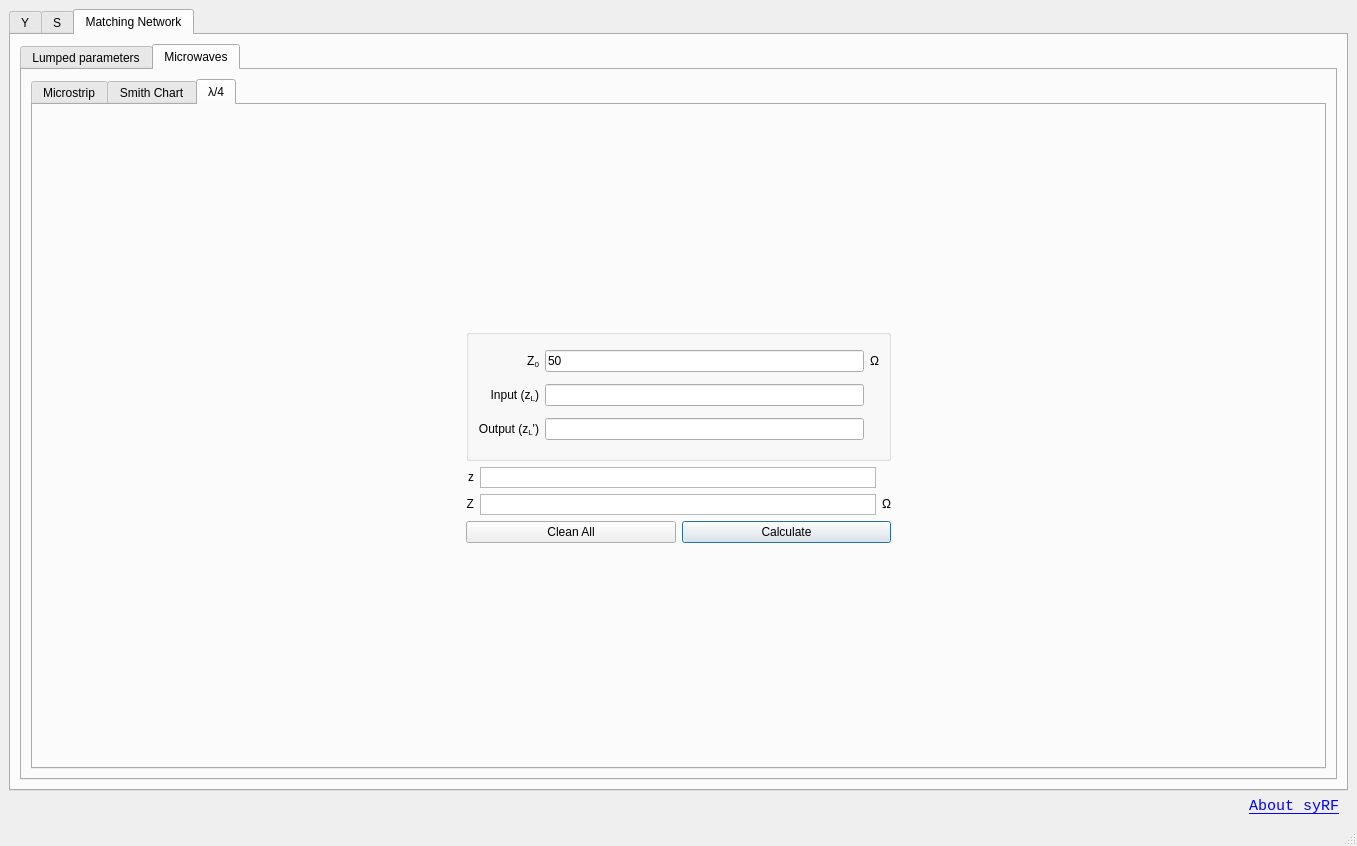
The window that ui/syRF.ui (urbanij/syRF) describes before a commit, drawn with Qt 5.
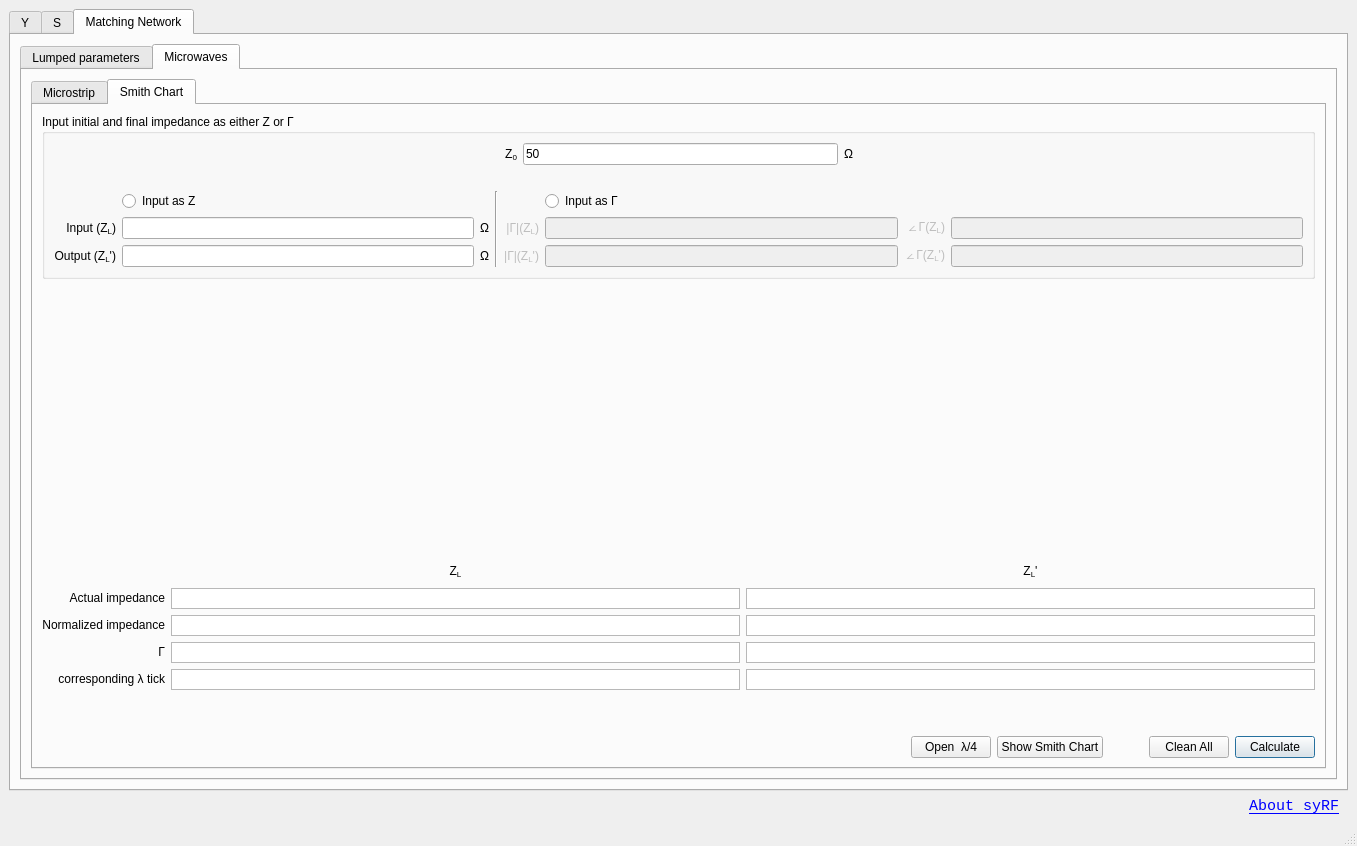
The same window after the commit. The open tabs and pages were chosen to show the change.

Commit message: - moved λ/4 calculation to own window - new screenshots - minor edits html fron page

What changed in the file:
```diff
--- a/ui/syRF.ui
+++ b/ui/syRF.ui
@@ -4864,6 +4864,13 @@
                         </property>
                        </spacer>
                       </item>
+                      <item>
+                       <widget class="QPushButton" name="open_lambda4_button">
+                        <property name="text">
+                         <string>Open  λ/4</string>
+                        </property>
+                       </widget>
+                      </item>
                       <item>
                        <widget class="QPushButton" name="Show_Smith">
                         <property name="text">
@@ -4910,265 +4917,6 @@
                   </item>
                  </layout>
                 </widget>
-                <widget class="QWidget" name="tab_8">
-                 <attribute name="title">
-                  <string>λ/4</string>
-                 </attribute>
-                 <layout class="QGridLayout" name="gridLayout_21">
-                  <item row="1" column="1">
-                   <layout class="QVBoxLayout" name="verticalLayout_20">
-                    <item>
-                     <widget class="QGroupBox" name="groupBox_9">
-                      <property name="title">
-                       <string/>
-                      </property>
-                      <layout class="QHBoxLayout" name="horizontalLayout_9">
-                       <item>
-                        <layout class="QGridLayout" name="gridLayout_18">
-                         <item row="2" column="1">
-                          <widget class="QLineEdit" name="z2_box"/>
-                         </item>
-                         <item row="0" column="2">
-                          <widget class="QLabel" name="label_122">
-                           <property name="sizePolicy">
-                            <sizepolicy hsizetype="Minimum" vsizetype="Preferred">
-                             <horstretch>0</horstretch>
-                             <verstretch>0</verstretch>
-                            </sizepolicy>
-                           </property>
-                           <property name="text">
-                            <string>&lt;html&gt;&lt;head/&gt;&lt;body&gt;&lt;p&gt;Ω&lt;/p&gt;&lt;/body&gt;&lt;/html&gt;</string>
-                           </property>
-                           <property name="alignment">
-                            <set>Qt::AlignLeading|Qt::AlignLeft|Qt::AlignVCenter</set>
-                           </property>
-                          </widget>
-                         </item>
-                         <item row="0" column="1">
-                          <widget class="QLineEdit" name="Z0_box2_2">
-                           <property name="inputMask">
-                            <string/>
-                           </property>
-                           <property name="text">
-                            <string>50</string>
-                           </property>
-                          </widget>
-                         </item>
-                         <item row="1" column="1">
-                          <widget class="QLineEdit" name="z1_box"/>
-                         </item>
-                         <item row="2" column="0">
-                          <widget class="QLabel" name="label_77">
-                           <property name="sizePolicy">
-                            <sizepolicy hsizetype="Minimum" vsizetype="Preferred">
-                             <horstretch>0</horstretch>
-                             <verstretch>0</verstretch>
-                            </sizepolicy>
-                           </property>
-                           <property name="text">
-                            <string>&lt;html&gt;&lt;head/&gt;&lt;body&gt;&lt;p&gt;Output (z&lt;span style=&quot; vertical-align:sub;&quot;&gt;L&lt;/span&gt;')&lt;/p&gt;&lt;/body&gt;&lt;/html&gt;</string>
-                           </property>
-                           <property name="alignment">
-                            <set>Qt::AlignRight|Qt::AlignTrailing|Qt::AlignVCenter</set>
-                           </property>
-                          </widget>
-                         </item>
-                         <item row="0" column="0">
-                          <widget class="QLabel" name="label_105">
-                           <property name="sizePolicy">
-                            <sizepolicy hsizetype="Minimum" vsizetype="Preferred">
-                             <horstretch>0</horstretch>
-                             <verstretch>0</verstretch>
-                            </sizepolicy>
-                           </property>
-                           <property name="text">
-                            <string>&lt;html&gt;&lt;head/&gt;&lt;body&gt;&lt;p&gt;Z&lt;span style=&quot; vertical-align:sub;&quot;&gt;0&lt;/span&gt;&lt;/p&gt;&lt;/body&gt;&lt;/html&gt;</string>
-                           </property>
-                           <property name="alignment">
-                            <set>Qt::AlignRight|Qt::AlignTrailing|Qt::AlignVCenter</set>
-                           </property>
-                          </widget>
-                         </item>
-                         <item row="1" column="0">
-                          <widget class="QLabel" name="label_82">
-                           <property name="sizePolicy">
-                            <sizepolicy hsizetype="Minimum" vsizetype="Preferred">
-                             <horstretch>0</horstretch>
-                             <verstretch>0</verstretch>
-                            </sizepolicy>
-                           </property>
-                           <property name="text">
-                            <string>&lt;html&gt;&lt;head/&gt;&lt;body&gt;&lt;p&gt;Input (z&lt;span style=&quot; vertical-align:sub;&quot;&gt;L&lt;/span&gt;)&lt;/p&gt;&lt;/body&gt;&lt;/html&gt;</string>
-                           </property>
-                           <property name="alignment">
-                            <set>Qt::AlignRight|Qt::AlignTrailing|Qt::AlignVCenter</set>
-                           </property>
-                          </widget>
-                         </item>
-                        </layout>
-                       </item>
-                      </layout>
-                     </widget>
-                    </item>
-                    <item>
-                     <layout class="QVBoxLayout" name="verticalLayout_21">
-                      <item>
-                       <layout class="QGridLayout" name="gridLayout_19">
-                        <item row="0" column="1">
-                         <widget class="QTextBrowser" name="zbox111">
-                          <property name="maximumSize">
-                           <size>
-                            <width>16777215</width>
-                            <height>21</height>
-                           </size>
-                          </property>
-                          <property name="verticalScrollBarPolicy">
-                           <enum>Qt::ScrollBarAlwaysOff</enum>
-                          </property>
-                         </widget>
-                        </item>
-                        <item row="1" column="2">
-                         <widget class="QLabel" name="label_123">
-                          <property name="sizePolicy">
-                           <sizepolicy hsizetype="Minimum" vsizetype="Preferred">
-                            <horstretch>0</horstretch>
-                            <verstretch>0</verstretch>
-                           </sizepolicy>
-                          </property>
-                          <property name="text">
-                           <string>&lt;html&gt;&lt;head/&gt;&lt;body&gt;&lt;p&gt;Ω&lt;/p&gt;&lt;/body&gt;&lt;/html&gt;</string>
-                          </property>
-                          <property name="alignment">
-                           <set>Qt::AlignLeading|Qt::AlignLeft|Qt::AlignVCenter</set>
-                          </property>
-                         </widget>
-                        </item>
-                        <item row="1" column="1">
-                         <widget class="QTextBrowser" name="Zbox111">
-                          <property name="maximumSize">
-                           <size>
-                            <width>16777215</width>
-                            <height>21</height>
-                           </size>
-                          </property>
-                          <property name="verticalScrollBarPolicy">
-                           <enum>Qt::ScrollBarAlwaysOff</enum>
-                          </property>
-                         </widget>
-                        </item>
-                        <item row="0" column="0">
-                         <widget class="QLabel" name="label_125">
-                          <property name="sizePolicy">
-                           <sizepolicy hsizetype="Minimum" vsizetype="Preferred">
-                            <horstretch>0</horstretch>
-                            <verstretch>0</verstretch>
-                           </sizepolicy>
-                          </property>
-                          <property name="text">
-                           <string>&lt;html&gt;&lt;head/&gt;&lt;body&gt;&lt;p&gt;z&lt;/p&gt;&lt;/body&gt;&lt;/html&gt;</string>
-                          </property>
-                          <property name="alignment">
-                           <set>Qt::AlignRight|Qt::AlignTrailing|Qt::AlignVCenter</set>
-                          </property>
-                         </widget>
-                        </item>
-                        <item row="1" column="0">
-                         <widget class="QLabel" name="label_124">
-                          <property name="sizePolicy">
-                           <sizepolicy hsizetype="Minimum" vsizetype="Preferred">
-                            <horstretch>0</horstretch>
-                            <verstretch>0</verstretch>
-                           </sizepolicy>
-                          </property>
-                          <property name="text">
-                           <string>&lt;html&gt;&lt;head/&gt;&lt;body&gt;&lt;p&gt;Z&lt;/p&gt;&lt;/body&gt;&lt;/html&gt;</string>
-                          </property>
-                          <property name="alignment">
-                           <set>Qt::AlignRight|Qt::AlignTrailing|Qt::AlignVCenter</set>
-                          </property>
-                         </widget>
-                        </item>
-                       </layout>
-                      </item>
-                      <item>
-                       <layout class="QHBoxLayout" name="horizontalLayout_12">
-                        <item>
-                         <widget class="QPushButton" name="clean_lambda4_button">
-                          <property name="text">
-                           <string>Clean All</string>
-                          </property>
-                         </widget>
-                        </item>
-                        <item>
-                         <widget class="QPushButton" name="Calculate_lambda4">
-                          <property name="text">
-                           <string>Calculate</string>
-                          </property>
-                          <property name="default">
-                           <bool>true</bool>
-                          </property>
-                         </widget>
-                        </item>
-                       </layout>
-                      </item>
-                     </layout>
-                    </item>
-                   </layout>
-                  </item>
-                  <item row="1" column="0">
-                   <spacer name="horizontalSpacer_7">
-                    <property name="orientation">
-                     <enum>Qt::Horizontal</enum>
-                    </property>
-                    <property name="sizeHint" stdset="0">
-                     <size>
-                      <width>40</width>
-                      <height>20</height>
-                     </size>
-                    </property>
-                   </spacer>
-                  </item>
-                  <item row="1" column="2">
-                   <spacer name="horizontalSpacer_11">
-                    <property name="orientation">
-                     <enum>Qt::Horizontal</enum>
-                    </property>
-                    <property name="sizeHint" stdset="0">
-                     <size>
-                      <width>40</width>
-                      <height>20</height>
-                     </size>
-                    </property>
-                   </spacer>
-                  </item>
-                  <item row="0" column="1">
-                   <spacer name="verticalSpacer_16">
-                    <property name="orientation">
-                     <enum>Qt::Vertical</enum>
-                    </property>
-                    <property name="sizeHint" stdset="0">
-                     <size>
-                      <width>20</width>
-                      <height>40</height>
-                     </size>
-                    </property>
-                   </spacer>
-                  </item>
-                  <item row="2" column="1">
-                   <spacer name="verticalSpacer_18">
-                    <property name="orientation">
-                     <enum>Qt::Vertical</enum>
-                    </property>
-                    <property name="sizeHint" stdset="0">
-                     <size>
-                      <width>20</width>
-                      <height>40</height>
-                     </size>
-                    </property>
-                   </spacer>
-                  </item>
-                 </layout>
-                </widget>
                </widget>
               </item>
              </layout>
```
Left out of the diff: 14 changed lines with no effect on the pictures. The commit also changes 19 other files.
